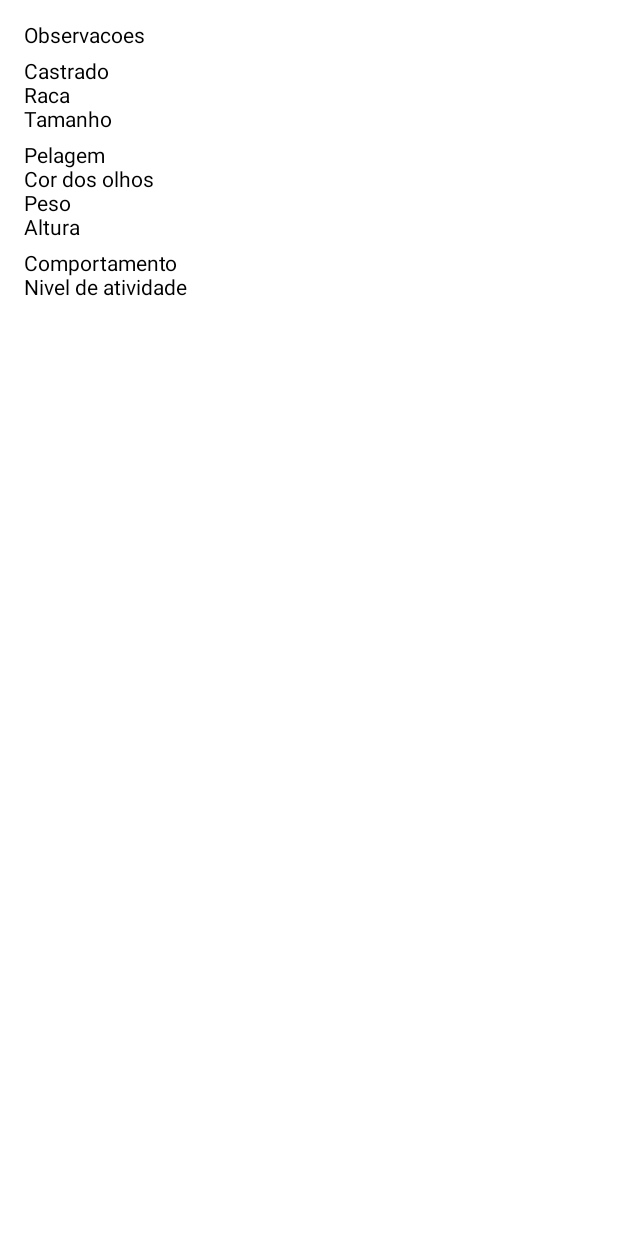
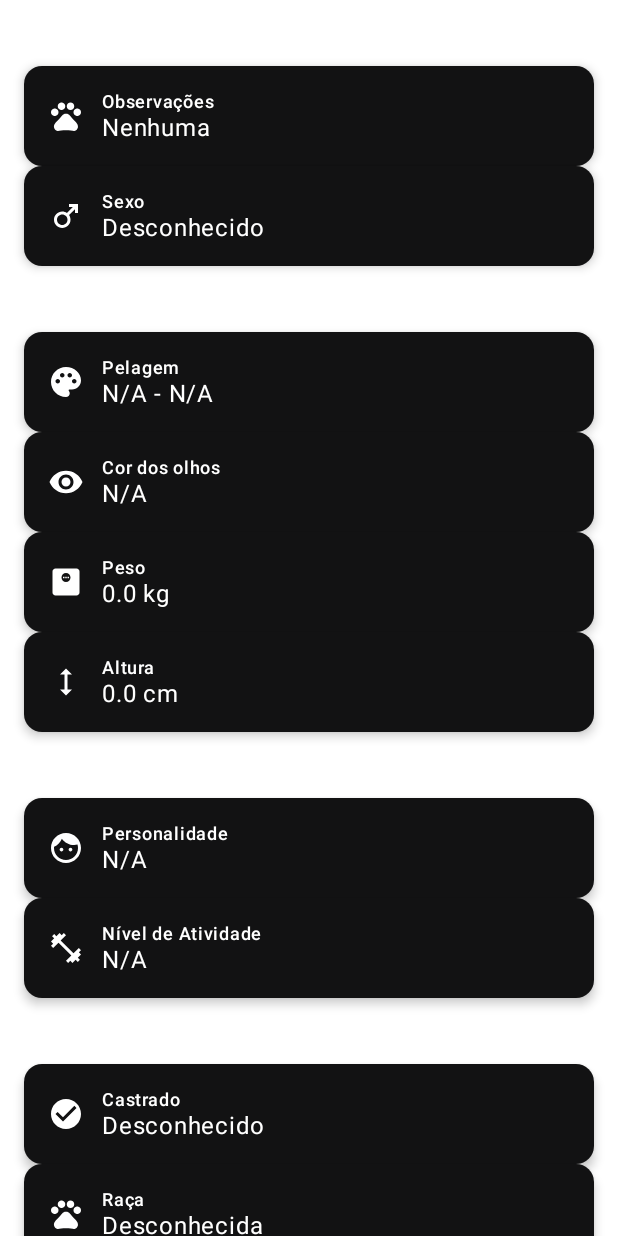
Before and after one commit to Kawamotus/cattus-kotlin-jetpack-compose, an Android app built with Jetpack Compose: the composable CatProfileDetails shown on its own in the app's theme, on a phone screen of 412 x 824 dp. Run offline under Robolectric (Android 15) with nearby library versions, the phone set to English and light mode, and no system bars.

Commit message:
feat: catdetail screen now works

```diff
--- a/app/src/main/java/com/monkode/cattus/ui/components/cats/detail/CatProfileDetails.kt
+++ b/app/src/main/java/com/monkode/cattus/ui/components/cats/detail/CatProfileDetails.kt
@@ -1,35 +1,73 @@
 package com.monkode.cattus.ui.components.cats.detail
 
-import androidx.compose.foundation.layout.Column
-import androidx.compose.foundation.layout.Spacer
+import androidx.compose.foundation.layout.Arrangement
 import androidx.compose.foundation.layout.fillMaxSize
-import androidx.compose.foundation.layout.height
 import androidx.compose.foundation.layout.padding
-import androidx.compose.material.Text
+import androidx.compose.foundation.lazy.LazyColumn
+import androidx.compose.material.icons.Icons
+import androidx.compose.material.icons.filled.CheckCircle
+import androidx.compose.material.icons.filled.Face
+import androidx.compose.material.icons.filled.FitnessCenter
+import androidx.compose.material.icons.filled.Height
+import androidx.compose.material.icons.filled.Male
+import androidx.compose.material.icons.filled.MonitorWeight
+import androidx.compose.material.icons.filled.Palette
+import androidx.compose.material.icons.filled.Pets
+import androidx.compose.material.icons.filled.RemoveRedEye
 import androidx.compose.runtime.Composable
 import androidx.compose.ui.Modifier
 import androidx.compose.ui.unit.dp
 import com.monkode.cattus.api.models.CatData
 
 @Composable
-fun CatProfileDetails(cat: CatData){
-  Column(modifier = Modifier.fillMaxSize().padding(16.dp)) {
-    Text("Observacoes")
-    Spacer(modifier = Modifier.height(8.dp))
+fun CatProfileDetails(cat: CatData) {
+  LazyColumn(
+    modifier = Modifier
+      .fillMaxSize()
+      .padding(horizontal = 16.dp),
+    verticalArrangement = Arrangement.Top
+  ) {
+    item {
+      DetailSection(
+        title = "Informações Gerais",
+        items = listOf(
+          Triple(Icons.Default.Pets, "Observações", cat.petObs ?: "Nenhuma"),
+          Triple(Icons.Default.Male, "Sexo", cat.petGender ?: "Desconhecido")
+        )
+      )
+    }
 
-    Text("Castrado")
-    Text("Raca")
-    Text("Tamanho")
-    Spacer(modifier = Modifier.height(8.dp))
+    item {
+      DetailSection(
+        title = "Características Físicas",
+        items = listOf(
+          Triple(Icons.Default.Palette, "Pelagem", "${cat.physicalCharacteristics?.furColor ?: "N/A"} - ${cat.physicalCharacteristics?.furLength ?: "N/A"}"),
+          Triple(Icons.Default.RemoveRedEye, "Cor dos olhos", cat.physicalCharacteristics?.eyeColor ?: "N/A"),
+          Triple(Icons.Default.MonitorWeight, "Peso", "${cat.physicalCharacteristics?.weight ?: 0.0} kg"),
+          Triple(Icons.Default.Height, "Altura", "${cat.physicalCharacteristics?.size ?: 0.0} cm")
+        )
+      )
+    }
 
-    Text("Pelagem")
-    Text("Cor dos olhos")
-    Text("Peso")
-    Text("Altura")
-    Spacer(modifier = Modifier.height(8.dp))
+    item {
+      DetailSection(
+        title = "Comportamento",
+        items = listOf(
+          Triple(Icons.Default.Face, "Personalidade", cat.behavioralCharacteristics?.personality ?: "N/A"),
+          Triple(Icons.Default.FitnessCenter, "Nível de Atividade", cat.behavioralCharacteristics?.activityLevel ?: "N/A")
+        )
+      )
+    }
 
-    Text("Comportamento")
-    Text("Nivel de atividade")
-
+    item {
+      DetailSection(
+        title = "Outros",
+        items = listOf(
+          Triple(Icons.Default.CheckCircle, "Castrado", cat.petCharacteristics?.petCastrated ?: "Desconhecido"),
+          Triple(Icons.Default.Pets, "Raça", cat.petCharacteristics?.petBreed ?: "Desconhecida"),
+          Triple(Icons.Default.Height, "Tamanho", cat.petCharacteristics?.petSize ?: "Desconhecido")
+        )
+      )
+    }
   }
 }
--- /dev/null
+++ b/app/src/main/java/com/monkode/cattus/ui/components/cats/detail/DetailCard.kt
@@ -0,0 +1,45 @@
+package com.monkode.cattus.ui.components.cats.detail
+
+import androidx.compose.foundation.layout.Column
+import androidx.compose.foundation.layout.Row
+import androidx.compose.foundation.layout.Spacer
+import androidx.compose.foundation.layout.fillMaxWidth
+import androidx.compose.foundation.layout.padding
+import androidx.compose.foundation.layout.width
+import androidx.compose.foundation.shape.RoundedCornerShape
+import androidx.compose.material3.Card
+import androidx.compose.material3.CardDefaults
+import androidx.compose.material3.Icon
+import androidx.compose.material3.MaterialTheme
+import androidx.compose.material3.Text
+import androidx.compose.runtime.Composable
+import androidx.compose.ui.Alignment
+import androidx.compose.ui.Modifier
+import androidx.compose.ui.graphics.Color
+import androidx.compose.ui.graphics.vector.ImageVector
+import androidx.compose.ui.unit.dp
+import com.monkode.cattus.ui.theme.Black400
+import com.monkode.cattus.ui.theme.White000
+
+@Composable
+fun DetailCard(icon: ImageVector, label: String, value: String) {
+  Card (
+    modifier = Modifier.fillMaxWidth(),
+    elevation = CardDefaults.cardElevation(4.dp),
+    shape = RoundedCornerShape(12.dp),
+    colors = CardDefaults.cardColors(containerColor = Black400)
+  ) {
+    Row(
+      modifier = Modifier
+        .padding(16.dp),
+      verticalAlignment = Alignment.CenterVertically
+    ) {
+      Icon(icon, contentDescription = label, tint = White000)
+      Spacer(modifier = Modifier.width(12.dp))
+      Column {
+        Text(text = label, style = MaterialTheme.typography.labelMedium, color = White000)
+        Text(text = value, style = MaterialTheme.typography.bodyLarge, color = White000)
+      }
+    }
+  }
+}
--- /dev/null
+++ b/app/src/main/java/com/monkode/cattus/ui/components/cats/detail/DetailSection.kt
@@ -0,0 +1,18 @@
+package com.monkode.cattus.ui.components.cats.detail
+
+import androidx.compose.foundation.layout.Column
+import androidx.compose.foundation.layout.padding
+import androidx.compose.runtime.Composable
+import androidx.compose.ui.Modifier
+import androidx.compose.ui.graphics.vector.ImageVector
+import androidx.compose.ui.unit.dp
+
+@Composable
+fun DetailSection(title: String, items: List<Triple<ImageVector, String, String>>) {
+  Column(modifier = Modifier.padding(top = 12.dp)) {
+    DetailSectionTitle(title)
+    items.forEach { (icon, label, value) ->
+      DetailCard(icon = icon, label = label, value = value)
+    }
+  }
+}
--- /dev/null
+++ b/app/src/main/java/com/monkode/cattus/ui/components/cats/detail/DetailSectionTitle.kt
@@ -0,0 +1,20 @@
+package com.monkode.cattus.ui.components.cats.detail
+
+import androidx.compose.foundation.layout.padding
+import androidx.compose.material.MaterialTheme
+import androidx.compose.material.Text
+import androidx.compose.runtime.Composable
+import androidx.compose.ui.Modifier
+import androidx.compose.ui.text.font.FontWeight
+import androidx.compose.ui.unit.dp
+import com.monkode.cattus.ui.theme.White000
+
+@Composable
+fun DetailSectionTitle(title: String) {
+  Text(
+    text = title,
+    style = MaterialTheme.typography.subtitle1.copy(fontWeight = FontWeight.Bold),
+    modifier = Modifier.padding(vertical = 4.dp),
+    color = White000
+  )
+}
```
